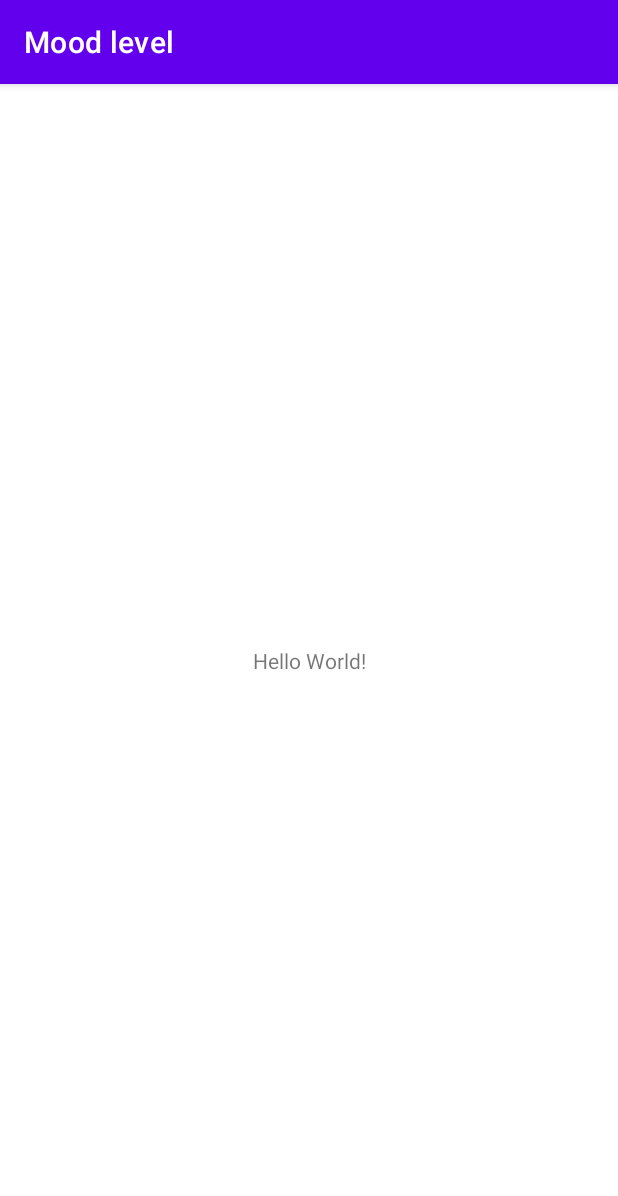
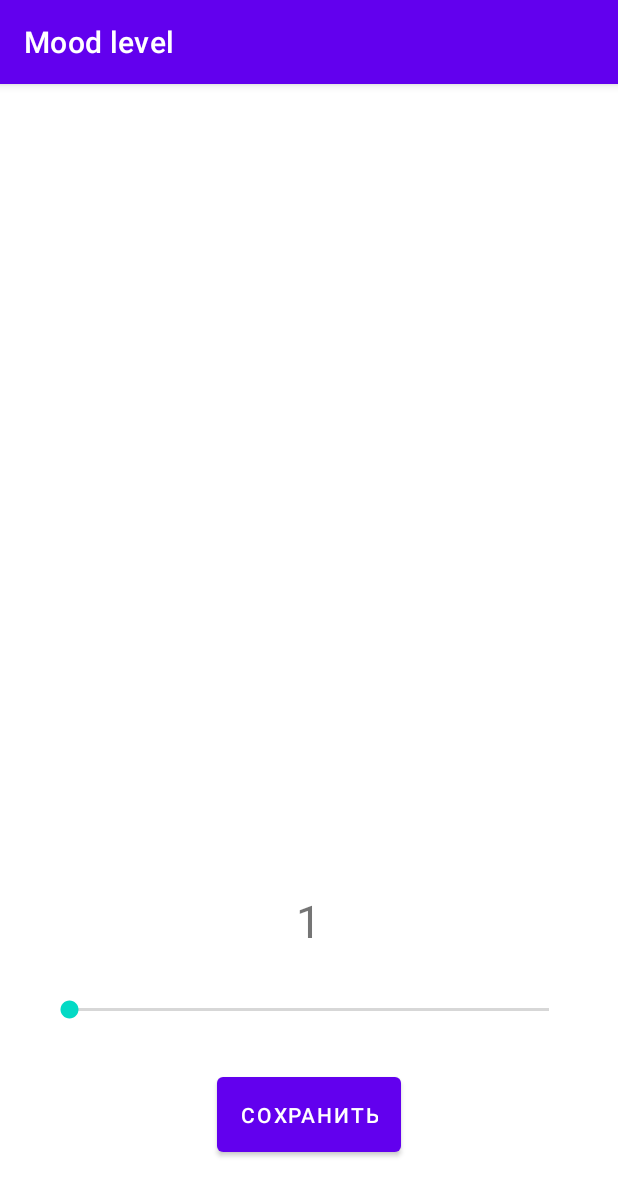
Before and after one commit to d22lbn/android-mood-level-app, an Android app: the screen it shows after launch (MainActivity), on a phone screen of 412 x 824 dp. Shown: the top 1196 px of the screen. Run offline under Robolectric (Android 15) with nearby library versions, the phone set to English and light mode, and no system bars.

Commit message:
First version of the app. Selecting the mood level and saving it to the database

```diff
--- a/app/src/main/AndroidManifest.xml
+++ b/app/src/main/AndroidManifest.xml
@@ -11,7 +11,8 @@
         android:theme="@style/Theme.MoodLevel">
         <activity
             android:name=".MainActivity"
-            android:exported="true">
+            android:exported="true"
+            android:screenOrientation="portrait">
             <intent-filter>
                 <action android:name="android.intent.action.MAIN" />
 
--- a/app/src/main/java/com/example/moodlevel/MainActivity.java
+++ b/app/src/main/java/com/example/moodlevel/MainActivity.java
@@ -2,13 +2,77 @@ package com.example.moodlevel;
 
 import androidx.appcompat.app.AppCompatActivity;
 
+import android.annotation.SuppressLint;
+import android.content.ContentValues;
+import android.database.sqlite.SQLiteDatabase;
 import android.os.Bundle;
+import android.view.View;
+import android.widget.Button;
+import android.widget.SeekBar;
+import android.widget.TextView;
 
-public class MainActivity extends AppCompatActivity {
+import com.example.moodlevel.dao.DBHelper;
+
+import java.text.SimpleDateFormat;
+import java.util.Date;
+
+public class MainActivity extends AppCompatActivity implements View.OnClickListener, SeekBar.OnSeekBarChangeListener {
+    private DBHelper dbHelper;
+
+    private TextView status;
+    private TextView showLevel;
+    private SeekBar level;
+    private Button save;
 
     @Override
     protected void onCreate(Bundle savedInstanceState) {
         super.onCreate(savedInstanceState);
         setContentView(R.layout.activity_main);
+
+        dbHelper = new DBHelper(this);
+
+        status = (TextView) findViewById(R.id.status);
+        showLevel = (TextView) findViewById(R.id.showLevel);
+        level = (SeekBar) findViewById(R.id.level);
+        level.setOnSeekBarChangeListener(this);
+        save = (Button) findViewById(R.id.save);
+        save.setOnClickListener(this);
+    }
+
+
+    @SuppressLint("SetTextI18n")
+    @Override
+    public void onClick(View view) {
+        SQLiteDatabase db = dbHelper.getWritableDatabase();
+        Date dateNow = new Date();
+        @SuppressLint("SimpleDateFormat") String date = (new SimpleDateFormat("yyyy-MM-dd")).format(dateNow);
+        @SuppressLint("SimpleDateFormat") String time = (new SimpleDateFormat("HH:mm:ss")).format(dateNow);
+
+        ContentValues cv = new ContentValues();
+        cv.put("date", date);
+        cv.put("time", time);
+        cv.put("moodLevel", level.getProgress());
+        db.insert("mood", null, cv);
+
+        db.close();
+
+        level.setProgress(1);
+        showLevel.setText("1");
+        status.setText("OK");
+    }
+
+    @Override
+    public void onProgressChanged(SeekBar seekBar, int i, boolean b) {
+        showLevel.setText(String.valueOf(seekBar.getProgress()));
+    }
+
+    @Override
+    public void onStartTrackingTouch(SeekBar seekBar) {
+
+    }
+
+    @Override
+    public void onStopTrackingTouch(SeekBar seekBar) {
+
     }
 }
--- a/app/src/main/res/layout/activity_main.xml
+++ b/app/src/main/res/layout/activity_main.xml
@@ -1,18 +1,58 @@
 <?xml version="1.0" encoding="utf-8"?>
-<androidx.constraintlayout.widget.ConstraintLayout xmlns:android="http://schemas.android.com/apk/res/android"
+<RelativeLayout xmlns:android="http://schemas.android.com/apk/res/android"
     xmlns:app="http://schemas.android.com/apk/res-auto"
     xmlns:tools="http://schemas.android.com/tools"
     android:layout_width="match_parent"
     android:layout_height="match_parent"
     tools:context=".MainActivity">
 
-    <TextView
-        android:layout_width="wrap_content"
-        android:layout_height="wrap_content"
-        android:text="Hello World!"
-        app:layout_constraintBottom_toBottomOf="parent"
-        app:layout_constraintLeft_toLeftOf="parent"
-        app:layout_constraintRight_toRightOf="parent"
-        app:layout_constraintTop_toTopOf="parent" />
+    <LinearLayout
+        android:layout_width="match_parent"
+        android:layout_height="match_parent"
+        android:orientation="horizontal">
 
-</androidx.constraintlayout.widget.ConstraintLayout>
+        <LinearLayout
+            android:layout_width="match_parent"
+            android:layout_height="wrap_content"
+            android:orientation="vertical"
+            android:layout_gravity="bottom"
+            android:layout_marginBottom="50dp">
+
+            <TextView
+                android:id="@+id/status"
+                android:layout_width="wrap_content"
+                android:layout_height="wrap_content"
+                android:layout_gravity="center"
+                android:textSize="30sp"
+                android:text="" />
+
+            <TextView
+                android:id="@+id/showLevel"
+                android:layout_width="wrap_content"
+                android:layout_height="wrap_content"
+                android:layout_gravity="center"
+                android:textSize="30sp"
+                android:layout_marginTop="50dp"
+                android:text="1" />
+
+            <SeekBar
+                android:id="@+id/level"
+                android:layout_width="match_parent"
+                android:layout_height="wrap_content"
+                android:layout_marginHorizontal="30dp"
+                android:max="10"
+                android:min="1"
+                android:layout_marginTop="30dp"/>
+
+            <Button
+                android:id="@+id/save"
+                android:layout_width="wrap_content"
+                android:layout_height="wrap_content"
+                android:layout_gravity="center"
+                android:layout_marginTop="30dp"
+                android:padding="15dp"
+                android:text="Сохранить" />
+        </LinearLayout>
+    </LinearLayout>
+
+</RelativeLayout>
```
Also changed, not shown: app/src/main/java/com/example/moodlevel/dao/DBHelper.java (+24 -1 lines).
